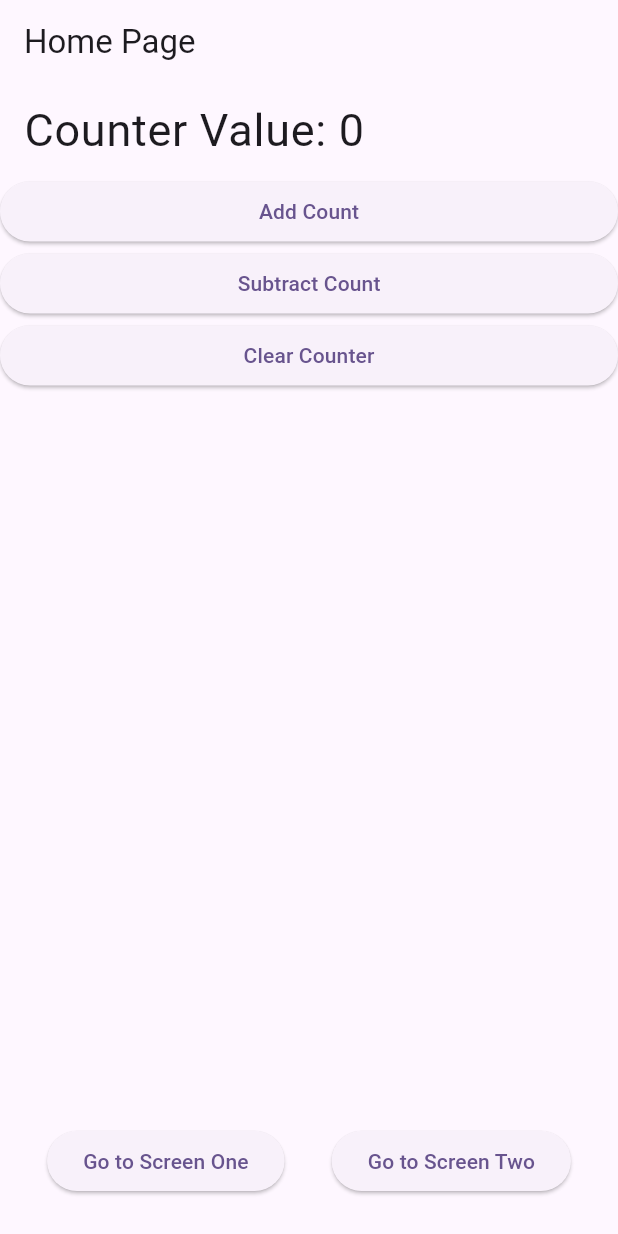
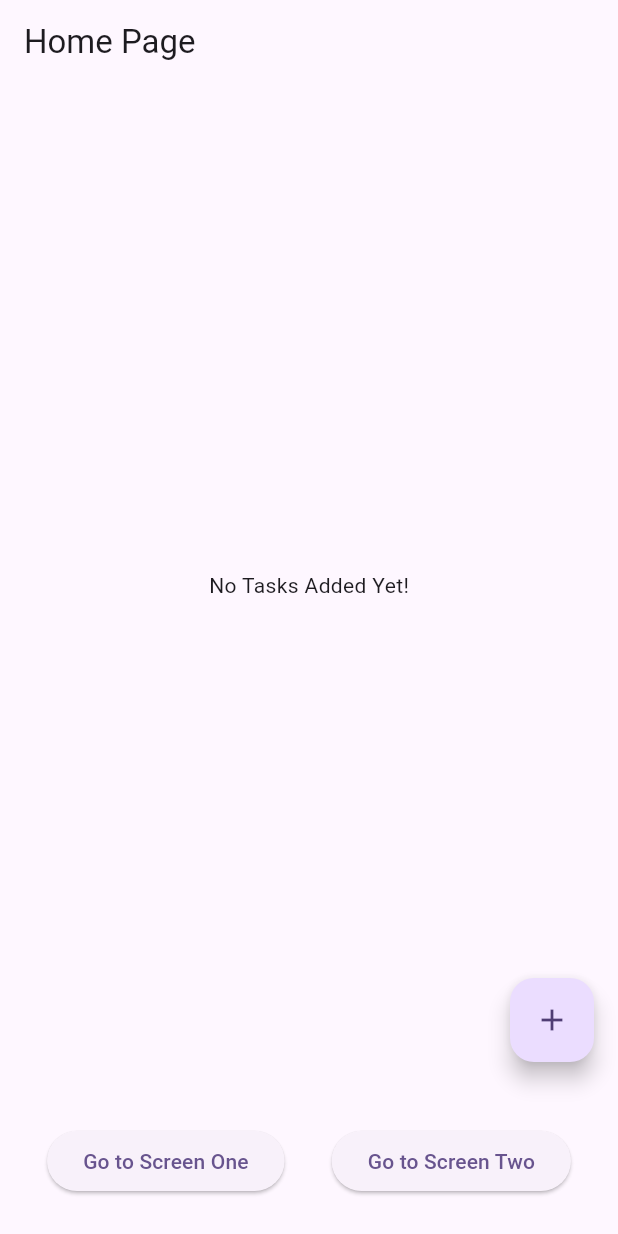
Before and after one commit to Rayhan12/CSE-464-Mobile-Application-Development, a Flutter app: the screen it shows after launch, on a phone screen of 412 x 824 dp. Run offline on Flutter 3.47's test engine with Material 3 defaults, Android fonts, the phone set to English and light mode, and no system bars.

Commit message:
Class of section 1

```diff
--- /dev/null
+++ b/state_task_app/lib/models/task.dart
@@ -0,0 +1,12 @@
+class Task {
+  final int id;
+  final String title;
+  final String description;
+  bool isCompleted = false;
+
+  Task({
+    required this.id,
+    required this.title,
+    required this.description,
+  });
+}
--- a/state_task_app/lib/screens/home_page.dart
+++ b/state_task_app/lib/screens/home_page.dart
@@ -1,5 +1,7 @@
 import 'package:flutter/material.dart';
 import 'package:provider/provider.dart';
+import 'package:state_task_app/models/task.dart';
+import 'package:state_task_app/screens/add_task.dart';
 import 'package:state_task_app/screens/screen_one.dart';
 import 'package:state_task_app/screens/screen_two.dart';
 import 'package:state_task_app/services/task_management_service.dart';
@@ -15,6 +17,25 @@ class _HomePageState extends State<HomePage> {
 
 
   @override
+  void initState() {
+
+    super.initState();
+  }
+
+  @override
+  void didChangeDependencies() {
+    // TODO: implement didChangeDependencies
+    super.didChangeDependencies();
+  }
+
+  @override
+  void dispose() {
+    // TODO: implement dispose
+    super.dispose();
+  }
+
+
+  @override
   Widget build(BuildContext context) {
     return Scaffold(
       appBar: AppBar(title: const Text('Home Page')),
@@ -24,47 +45,91 @@ class _HomePageState extends State<HomePage> {
       body: Consumer<TaskManagementService>(
         builder: (context,taskManagementService,_) {
 
+          if(taskManagementService.tasks.isEmpty){
+
+            return Center(
+              child: Text('No Tasks Added Yet!'),
+            );
+          }
 
 
 
-          return ListView(
-            children: [
-              ListTile(
-                title: Text('Counter Value: ${taskManagementService.counter}', style: TextStyle(fontSize: 30),),
-              ),
+          return ListView.builder(
+            itemCount: taskManagementService.tasks.length,
+            itemBuilder: (context,index){
+
+              final localTask = taskManagementService.tasks[index];
+
+              return ListTile(
+                title: Text(localTask.title),
+
+                subtitle: Text(localTask.description),
 
 
-              ElevatedButton(
-                onPressed: () {
-                  taskManagementService.addCount();
-                },
-                child: Text('Add Count'),
-              ),
+                trailing: IconButton(
+                  icon: Icon(Icons.delete),
+                  onPressed: (){
+                    taskManagementService.removeTask(task: localTask);
+                  },
+                ),
+              );
+
+            },
+
+            // children: [
+            //   ListTile(
+            //     title: Text('Counter Value: ${taskManagementService.counter}', style: TextStyle(fontSize: 30),),
+            //   ),
+
+
+            //   ElevatedButton(
+            //     onPressed: () {
+            //       taskManagementService.addCount();
+            //     },
+            //     child: Text('Add Count'),
+            //   ),
 
 
 
-              ElevatedButton(
-                onPressed: () {
-                  taskManagementService.subtractCount();
-                },
-                child: Text('Subtract Count'),
-              ),
+            //   ElevatedButton(
+            //     onPressed: () {
+            //       taskManagementService.subtractCount();
+            //     },
+            //     child: Text('Subtract Count'),
+            //   ),
 
 
-              ElevatedButton(
-                onPressed: () {
-                  taskManagementService.clearCounter();
-                },
-                child: Text('Clear Counter'),
-              ),
-            ],
+            //   ElevatedButton(
+            //     onPressed: () {
+            //       taskManagementService.clearCounter();
+            //     },
+            //     child: Text('Clear Counter'),
+            //   ),
+            // ],
           );
         }
       ),
 
 
+      floatingActionButton: FloatingActionButton(
+        child: Icon(Icons.add),
+        onPressed: (){
+
+          Navigator.of(context).push(MaterialPageRoute(builder: (context) => AddTaskPage()));
 
 
+          // final taskManagementService = Provider.of<TaskManagementService>(context,listen: false);
+
+          // taskManagementService.addTask(task:
+
+          // Task(
+          //   id: taskManagementService.tasks.length + 1,
+          //   title: 'This is a task title ${taskManagementService.tasks.length + 1}',
+          //   description: 'Easy task description',
+          //   )
+          //   );
+          }
+      ),
 
       bottomNavigationBar: Container(
         height: 100,
--- a/state_task_app/lib/services/task_management_service.dart
+++ b/state_task_app/lib/services/task_management_service.dart
@@ -1,4 +1,5 @@
 import 'package:flutter/material.dart';
+import 'package:state_task_app/models/task.dart';
 
 class TaskManagementService with ChangeNotifier{
 
@@ -19,4 +20,24 @@ class TaskManagementService with ChangeNotifier{
     notifyListeners();
   }
 
+
+
+  List<Task> tasks = [];
+
+
+  void addTask({required Task task}){
+    tasks.add(task);
+    notifyListeners();
+  }
+
+
+  void removeTask({required Task task}){
+    tasks.remove(task);
+    notifyListeners();
+
+
+    // tasks.removeWhere((task) => task.id == task.id);
+    // notifyListeners();
+  }
+
 }
```
Also changed, not shown: state_task_app/lib/screens/add_task.dart (added, +89 -0 lines).
